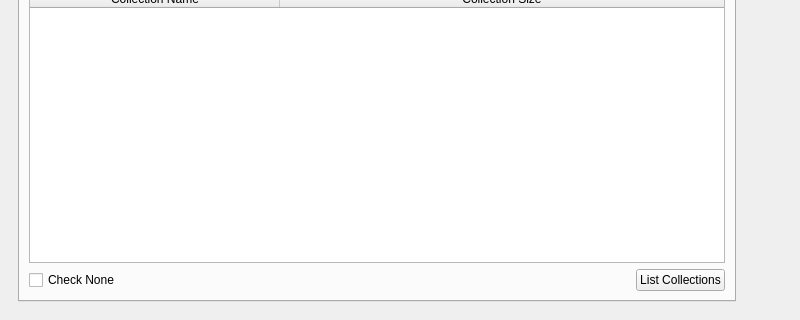
The window that UI/biblioteq_batch_activities_browser.ui (textbrowser/biblioteq) describes before a commit, drawn with Qt 5; both pictures show x 0 to 800 and y 180 to 500 of the 800 by 500 pixel window.
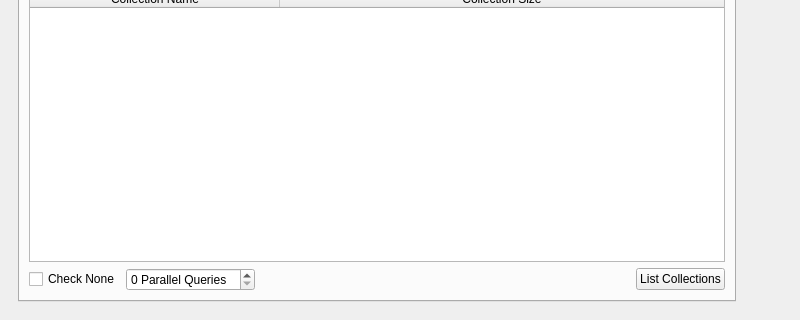
The same window after the commit. The open tabs and pages were chosen to show the change. Icons and pictures are not drawn.

```diff
--- a/UI/biblioteq_batch_activities_browser.ui
+++ b/UI/biblioteq_batch_activities_browser.ui
@@ -971,6 +971,13 @@
                </property>
               </widget>
              </item>
+             <item>
+              <widget class="QSpinBox" name="export_photographs_threads">
+               <property name="suffix">
+                <string> Parallel Queries</string>
+               </property>
+              </widget>
+             </item>
              <item>
               <spacer name="horizontalSpacer_9">
                <property name="orientation">
```
Left out of the diff: 1 changed line with no effect on the pictures.
